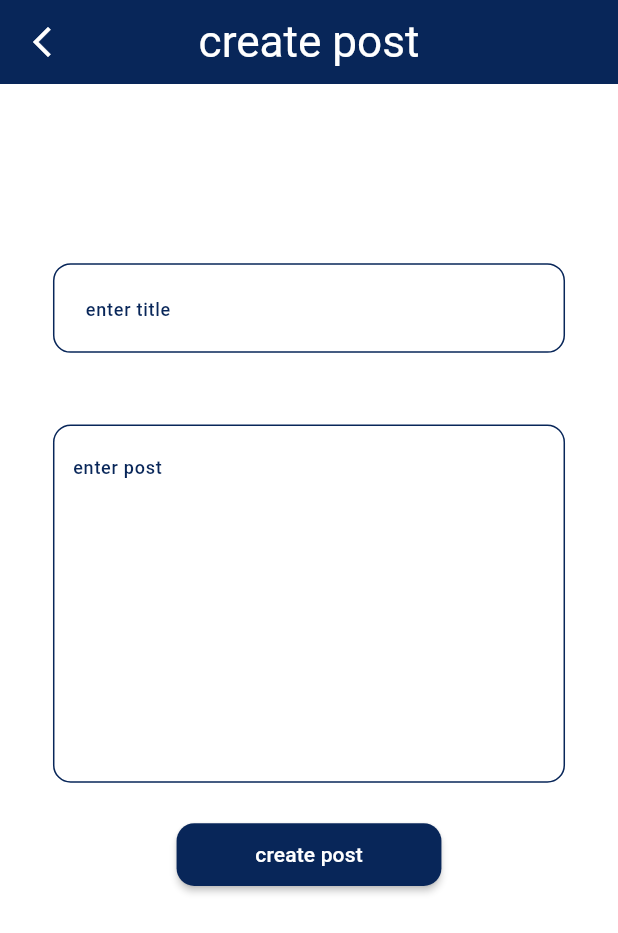
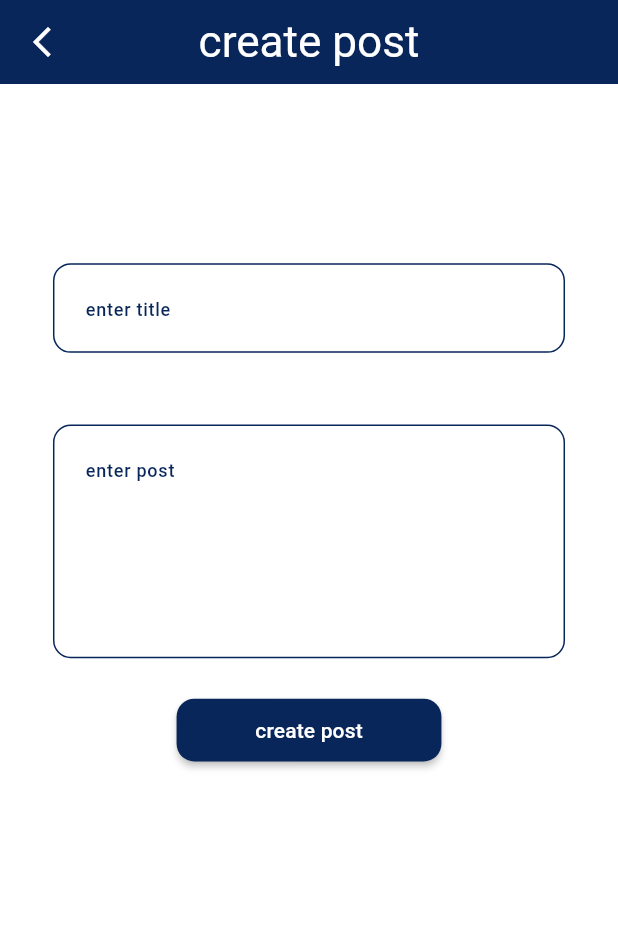
Before and after one commit to menna21111/post_app, a Flutter app: the screen it shows after launch, after a tap on the "add" icon, on a phone screen of 412 x 824 dp. Shown: the top 933 px of the screen. Run offline on Flutter 3.47's test engine with Material 3 defaults, Android fonts, the phone set to English and light mode, and no system bars; our stand-ins replace bloc, dartz, dio, equatable, flutter_bloc, flutter_screenutil and 4 more; network calls fail.

```diff
--- a/lib/features/posts/data/repo/posrrepoimplement.dart
+++ b/lib/features/posts/data/repo/posrrepoimplement.dart
@@ -41,7 +41,7 @@ class Posrrepoimplement implements Postsrepo {
         final theposts = await remotedatasource.getAllposts();
         localdata.cacheallpost(theposts);
         return right(theposts);
-      } on ServerException {
+      } on ServerException {sssss
         return left(ServerFailure());
       }
     } else {
--- a/lib/features/posts/domain/entites/post.dart
+++ b/lib/features/posts/domain/entites/post.dart
@@ -1,12 +1,12 @@
 import 'package:equatable/equatable.dart';
 
 class Post extends Equatable {
- final int id;
- final int userid;
+ final int? id;
+ final int ?userid;
  final String title;
  final String body;
 
-  const Post( { required this.userid,required this.id, required this.title, required this.body});
+  const Post( {  this.userid, this.id, required this.title, required this.body});
   @override
 
   List<Object?> get props => [id, title, body];
--- a/lib/features/posts/presination/pages/createpost.dart
+++ b/lib/features/posts/presination/pages/createpost.dart
@@ -8,78 +8,107 @@ import '../../../../core/widgets/applocalization.dart';
 import '../../domain/entites/post.dart';
 import '../bloc/adddeleteupdate/adddeleteupdate_bloc.dart';
 import '../bloc/adddeleteupdate/adddeleteupdate_bloc.dart';
+import '../widget/scaffoldmessanger.dart';
 import '../widget/textfield.dart';
 
 class Createpost extends StatelessWidget {
-  const Createpost({super.key});
+  const Createpost({super.key, required this.isupdated, this.post});
+  final bool isupdated;
+  final Post? post;
 
   @override
   Widget build(BuildContext context) {
     TextEditingController title = TextEditingController();
     TextEditingController postbody = TextEditingController();
+    final formkey = GlobalKey<FormState>();
     return Scaffold(
       appBar: _appbar(context),
-      body: BlocListener<AdddeleteupdateBloc, AdddeleteupdateState>(
+      body: BlocConsumer<AdddeleteupdateBloc, AdddeleteupdateState>(
           listener: (context, state) {
         if (state is AdddeleteupdateLoaded) {
-            ScaffoldMessenger.of(context).showSnackBar(
-              SnackBar(content: Text('${state.mes}'), )
-            );
-            Navigator.pop(context);
-          }else if(state is AdddeleteupdateError){
-             ScaffoldMessenger.of(context).showSnackBar(
-              SnackBar(content: Text('${state.mes}'), )
-            );
+          showsnackbar(state.mes, context, primaryColor);
+          Navigator.pushAndRemoveUntil(
+              context,
+              MaterialPageRoute(
+                builder: (context) => Homepage(),
+              ),
+              (_) => false);
+        } else if (state is AdddeleteupdateError) {
+          showsnackbar(state.mes, context, primaryColor);
         }
-        },
-        child: SingleChildScrollView(
+      }, builder: (context, state) {
+        return SingleChildScrollView(
+          child: Form(
+            key: formkey,
             child: Column(
               children: [
                 SizedBox(
                   height: 100.h,
                 ),
                 Customtextfield(
+                  func: (value) {
+                    if (value!.isEmpty) {
+                      return 'enter post';
+                    }
+                    return null;
+                  },
+                  minLines: 1,
                   controller: title,
-                hinttext: 'enter title',
+                  hinttext: isupdated ? post!.title : 'enter title',
                   labeltext: '',
                   iswntedborder: true,
                 ),
                 SizedBox(
                   height: 40.h,
                 ),
-              Container(
-                  margin: EdgeInsets.symmetric(horizontal: 30.w),
-                  padding: EdgeInsets.symmetric(horizontal: 00.w),
-                  height: 200.h,
-                  decoration: BoxDecoration(
-                    border: Border.all(width: 1, color: primaryColor),
-                    borderRadius: BorderRadius.circular(10.r),
+                Customtextfield(
+                  minLines: 5,
+                  func: (value) {
+                    if (value!.isEmpty) {
+                      return 'enter post';
+                    }
+                    return null;
+                  },
+                  controller: postbody,
+                  hinttext: isupdated ? post!.body : 'enter post',
+                  labeltext: '',
+                  iswntedborder: true,
                 ),
-                  child: Customtextfield(
-                    controller: postbody,
-                    hinttext: 'enter post',
-                    labeltext: '',
-                    iswntedborder: false,
-                  )),
                 SizedBox(
                   height: 20.h,
                 ),
                 MaterialButton(
                     onPressed: () {
+                      if (formkey.currentState!.validate()) {
+                        if (isupdated) {
+                          context.read<AdddeleteupdateBloc>().add(Updatepost(
+                              post: Post(
+                                  title: title.text,
+                                  body: postbody.text,
+                                  id: post!.id,
+                                  userid: post!.userid)));
+                        } else {
                           context.read<AdddeleteupdateBloc>().add(Addpost(
                               post: Post(
                                   title: title.text,
                                   body: postbody.text,
-                            id: 1,
-                            userid: 2)));
+                                  id: null,
+                                  userid: null)));
+                        }
+                      }
                     },
                     color: primaryColor,
                     minWidth: 150.w,
                     height: 35.h,
                     shape: RoundedRectangleBorder(
                         borderRadius: BorderRadius.circular(10.r)),
-                  child: Text(
-                    'create post',
+                    child: state is AdddeleteupdateLoading
+                        ? Center(
+                            child: CircularProgressIndicator(
+                            color: whitecolor,
+                          ))
+                        : Text(
+                            isupdated ? 'update post' : 'create post',
                             style: TextStyle(
                               color: whitecolor,
                             ),
@@ -87,7 +116,8 @@ class Createpost extends StatelessWidget {
               ],
             ),
           ),
-      ),
+        );
+      }),
     );
   }
 
@@ -101,7 +131,9 @@ class Createpost extends StatelessWidget {
           Navigator.pop(context);
         },
       ),
-      title:  Text(Applocalization.of(context)!.translate('create')),
+      title: Text(isupdated
+          ? Applocalization.of(context)!.translate('edit')
+          : Applocalization.of(context)!.translate('create')),
     );
   }
 }
--- a/lib/features/posts/presination/pages/homepage.dart
+++ b/lib/features/posts/presination/pages/homepage.dart
@@ -71,7 +71,7 @@ class Homepage extends StatelessWidget {
       floatingActionButton: FloatingActionButton(
         onPressed: () {
           Navigator.push(context, MaterialPageRoute(builder: (context) {
-            return const Createpost();
+            return const Createpost(isupdated: false,);
           }));
         },
         child: const Icon(
--- a/lib/features/posts/presination/widget/textfield.dart
+++ b/lib/features/posts/presination/widget/textfield.dart
@@ -13,6 +13,7 @@ class Customtextfield extends StatelessWidget {
     this.icon,
     required this.labeltext,
     this.onIconTap, this.iswntedborder, this.func,
+     this.minLines
   });
 final bool? iswntedborder;
   final String hinttext;
@@ -21,12 +22,14 @@ final bool? iswntedborder;
   final IconData? icon;
   final VoidCallback? onIconTap;
  final FormFieldValidator<String>?  func;
+final int? minLines;
   @override
   Widget build(BuildContext context) {
 
     return Padding(
       padding:iswntedborder!? EdgeInsets.symmetric(horizontal: 30.w): EdgeInsets.symmetric(horizontal: 5.w,vertical: 2.h),
       child: TextFormField(
+        minLines: minLines,
         validator:func ,
         maxLines: null,
         controller: controller,
```
Also changed, not shown: lib/features/posts/data/datasources/sss.dart (deleted, +0 -21 lines), lib/features/posts/data/models/postmodel.dart (+4 -3 lines), lib/features/posts/presination/pages/detailspage.dart (+35 -13 lines), lib/features/posts/presination/widget/scaffoldmessanger.dart (+8 -11 lines). Lines whose indentation alone changed are shown as unchanged.
